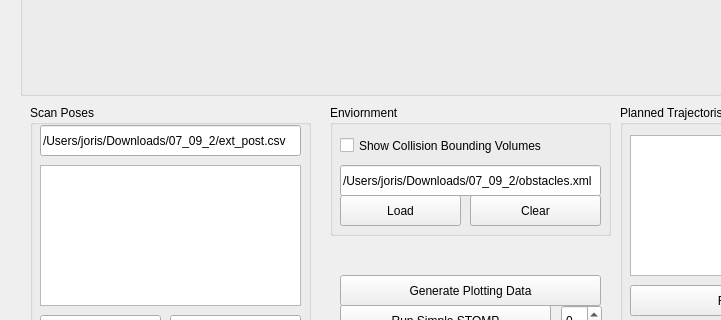
First picture: the form in apps/PathPlanner/mainwindow.ui, repository joriswa/RUS, before the edit; both pictures show x 0 to 721 and y 545 to 865 of the 1077 by 1077 pixel window.
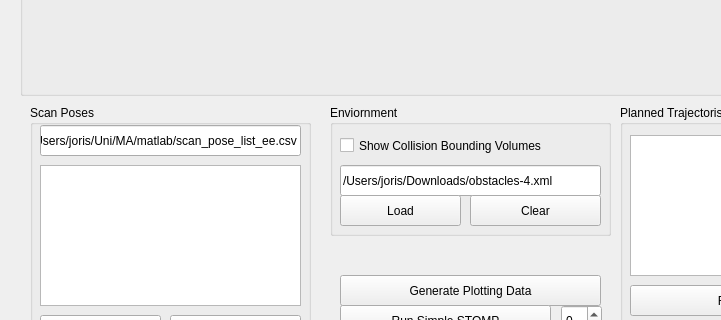
Second picture: the form after the edit.

Diff of the .ui file:
```diff
--- a/apps/PathPlanner/mainwindow.ui
+++ b/apps/PathPlanner/mainwindow.ui
@@ -59,7 +59,7 @@
       </rect>
      </property>
      <property name="text">
-      <string>/Users/joris/Downloads/07_09_2/obstacles.xml</string>
+      <string>/Users/joris/Downloads/obstacles-4.xml</string>
      </property>
     </widget>
     <widget class="QPushButton" name="pushButton_loadEnviornment">
@@ -173,7 +173,7 @@
       </rect>
      </property>
      <property name="text">
-      <string>/Users/joris/Downloads/07_09_2/ext_post.csv</string>
+      <string>/Users/joris/Uni/MA/matlab/scan_pose_list_ee.csv</string>
      </property>
     </widget>
     <widget class="QPushButton" name="pushButton_loadScanPoses">
```
